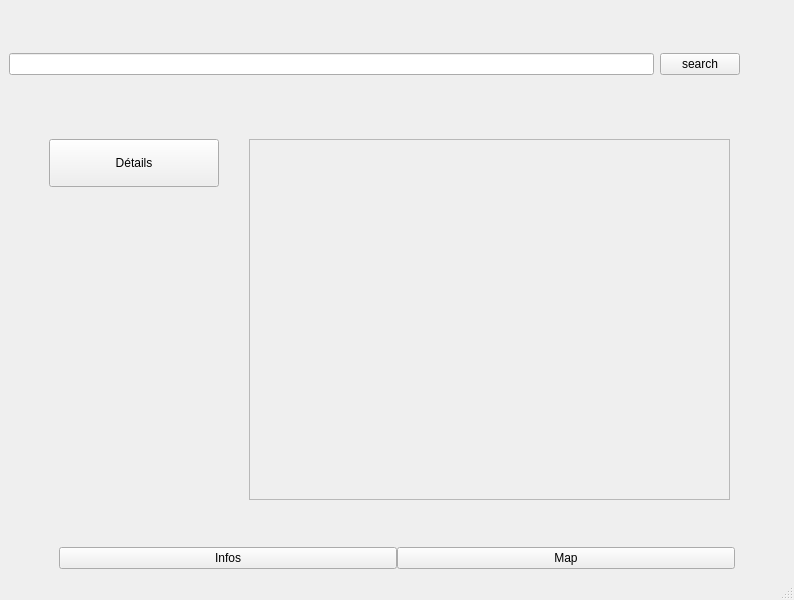
The window that mainWindow.ui (Owkly/Qt-JO-MapApplication) describes before a commit, drawn with Qt 5.
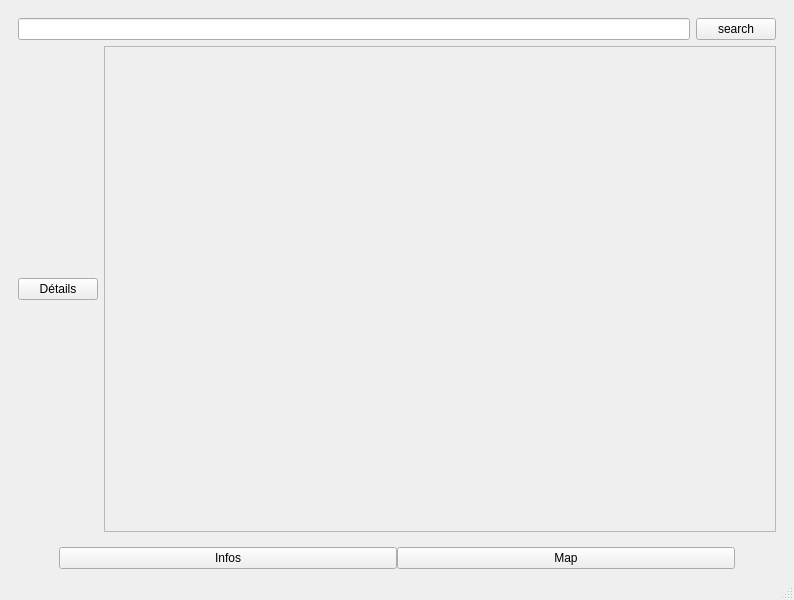
The same window after the commit. The open tabs and pages were chosen to show the change.

What changed in the file:
```diff
--- a/mainWindow.ui
+++ b/mainWindow.ui
@@ -68,29 +68,9 @@
        </widget>
       </widget>
       <widget class="QWidget" name="infoPage">
-       <widget class="QPushButton" name="openDetailedInfoButton">
-        <property name="geometry">
-         <rect>
-          <x>40</x>
-          <y>130</y>
-          <width>170</width>
-          <height>48</height>
-         </rect>
-        </property>
-        <property name="text">
-         <string>Détails</string>
-        </property>
-       </widget>
-       <widget class="QWidget" name="horizontalLayoutWidget">
-        <property name="geometry">
-         <rect>
-          <x>0</x>
-          <y>10</y>
-          <width>731</width>
-          <height>91</height>
-         </rect>
-        </property>
-        <layout class="QHBoxLayout" name="horizontalLayout">
+       <layout class="QGridLayout" name="gridLayout_2">
+        <item row="0" column="0" colspan="2">
+         <layout class="QHBoxLayout" name="searchLayout">
          <item>
           <widget class="QLineEdit" name="inputArea"/>
          </item>
@@ -102,16 +82,16 @@
           </widget>
          </item>
         </layout>
-       </widget>
+        </item>
+        <item row="1" column="0">
+         <widget class="QPushButton" name="openDetailedInfoButton">
+          <property name="text">
+           <string>Détails</string>
+          </property>
+         </widget>
+        </item>
+        <item row="1" column="1">
        <widget class="QScrollArea" name="scrollArea">
-        <property name="geometry">
-         <rect>
-          <x>240</x>
-          <y>130</y>
-          <width>481</width>
-          <height>361</height>
-         </rect>
-        </property>
         <property name="widgetResizable">
          <bool>true</bool>
         </property>
@@ -120,12 +100,14 @@
           <rect>
            <x>0</x>
            <y>0</y>
-           <width>479</width>
-           <height>359</height>
+             <width>670</width>
+             <height>452</height>
           </rect>
          </property>
         </widget>
        </widget>
+        </item>
+       </layout>
       </widget>
       <widget class="QWidget" name="mapPage"/>
      </widget>
```
Left out of the diff: 2 changed lines with no effect on the pictures. Lines whose indentation alone changed are shown as unchanged.
